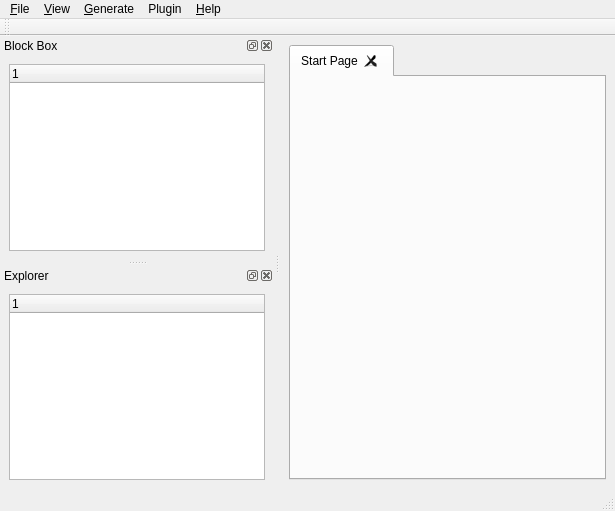
PyForce/VHDLCodeGenerator, file mainWindow.ui: the form before one commit.
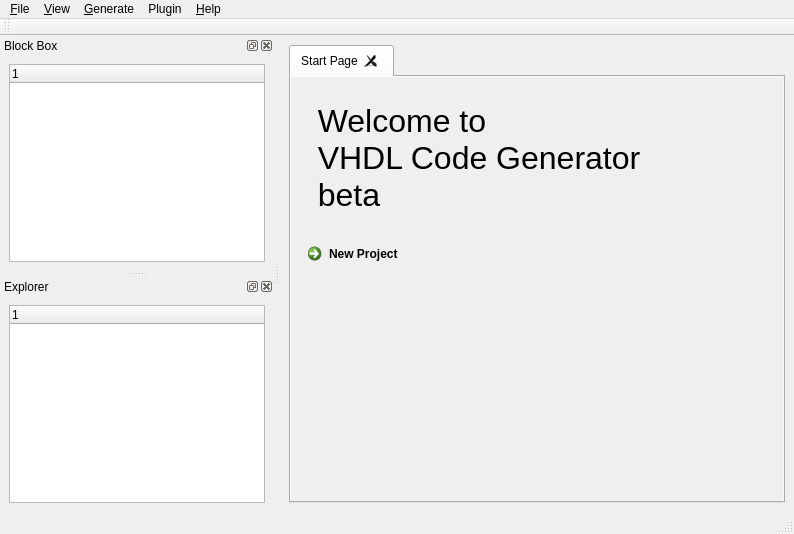
The form after the commit.

The edit to the form file:
```diff
--- a/mainWindow.ui
+++ b/mainWindow.ui
@@ -6,8 +6,8 @@
    <rect>
     <x>0</x>
     <y>0</y>
-    <width>615</width>
-    <height>511</height>
+    <width>794</width>
+    <height>534</height>
    </rect>
   </property>
   <property name="windowTitle">
@@ -20,6 +20,9 @@
    <layout class="QHBoxLayout" name="horizontalLayout">
     <item>
      <widget class="QTabWidget" name="tabExplorer">
+      <property name="autoFillBackground">
+       <bool>false</bool>
+      </property>
       <property name="currentIndex">
        <number>0</number>
       </property>
@@ -27,9 +30,80 @@
        <bool>true</bool>
       </property>
       <widget class="QWidget" name="tab">
+       <property name="autoFillBackground">
+        <bool>true</bool>
+       </property>
        <attribute name="title">
         <string>Start Page</string>
        </attribute>
+       <layout class="QGridLayout" name="gridLayout">
+        <item row="0" column="1">
+         <spacer name="verticalSpacer_3">
+          <property name="orientation">
+           <enum>Qt::Vertical</enum>
+          </property>
+          <property name="sizeType">
+           <enum>QSizePolicy::Fixed</enum>
+          </property>
+          <property name="sizeHint" stdset="0">
+           <size>
+            <width>20</width>
+            <height>17</height>
+           </size>
+          </property>
+         </spacer>
+        </item>
+        <item row="1" column="0" colspan="2">
+         <widget class="QLabel" name="label_2">
+          <property name="font">
+           <font>
+            <pointsize>24</pointsize>
+           </font>
+          </property>
+          <property name="text">
+           <string>  Welcome to 
+  VHDL Code Generator 
+  beta</string>
+          </property>
+         </widget>
+        </item>
+        <item row="2" column="0">
+         <spacer name="verticalSpacer">
+          <property name="orientation">
+           <enum>Qt::Vertical</enum>
+          </property>
+          <property name="sizeType">
+           <enum>QSizePolicy::Fixed</enum>
+          </property>
+          <property name="sizeHint" stdset="0">
+           <size>
+            <width>20</width>
+            <height>17</height>
+           </size>
+          </property>
+         </spacer>
+        </item>
+        <item row="3" column="0" colspan="2">
+         <widget class="QCommandLinkButton" name="newProjectLink">
+          <property name="text">
+           <string>New Project</string>
+          </property>
+         </widget>
+        </item>
+        <item row="4" column="1">
+         <spacer name="verticalSpacer_2">
+          <property name="orientation">
+           <enum>Qt::Vertical</enum>
+          </property>
+          <property name="sizeHint" stdset="0">
+           <size>
+            <width>442</width>
+            <height>191</height>
+           </size>
+          </property>
+         </spacer>
+        </item>
+       </layout>
       </widget>
      </widget>
     </item>
@@ -40,7 +114,7 @@
     <rect>
      <x>0</x>
      <y>0</y>
-     <width>615</width>
+     <width>794</width>
      <height>21</height>
     </rect>
    </property>
```
Left out of the diff: 8 changed lines with no effect on the pictures.
